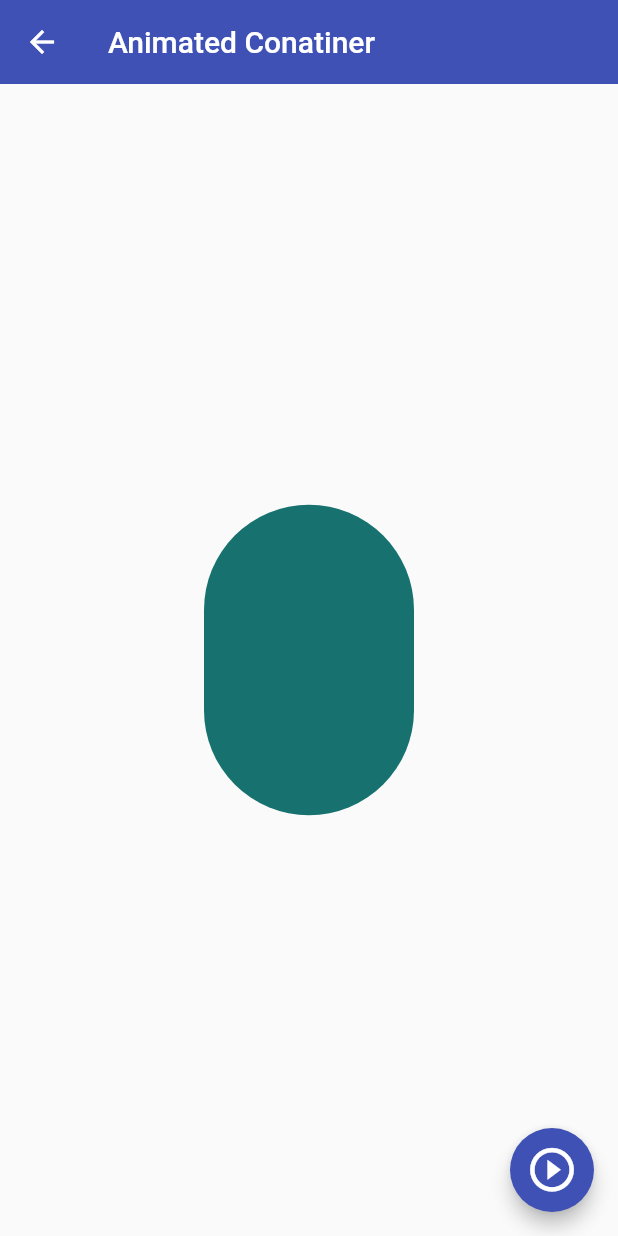
After one commit to JeancarlosCarvajal/componentes-de-flutter-basicos, a Flutter app: the AnimatedScreen screen opened by its route, after a tap on the "play circle outline" icon, on a phone screen of 412 x 824 dp. The commit adds this screen. Run offline on Flutter 3.47's test engine with Material 2 defaults, Android fonts, the phone set to English and light mode, and no system bars.

Commit message:
Animaciones con valores aleatorios haciendo click

```diff
--- a/lib/router/app_routes.dart
+++ b/lib/router/app_routes.dart
@@ -16,6 +16,7 @@ class AppRoutes{
     MenuOption(route: 'alert', name: 'Alertas - Alerts', screen: const AlertScreen(), icon: Icons.add_alert_outlined),
     MenuOption(route: 'card', name: 'Tarjetas - Cards', screen: const CardScreen(), icon: Icons.credit_card),
     MenuOption(route: 'avatar', name: 'Circle Avartar', screen: const AvatarScreen(), icon: Icons.supervised_user_circle_outlined),
+    MenuOption(route: 'animated', name: 'Animated Container', screen: const AnimatedScreen(), icon: Icons.play_circle_outline_rounded),
   ];
 
 
--- /dev/null
+++ b/lib/screens/animated_screen.dart
@@ -0,0 +1,53 @@
+import 'package:flutter/material.dart';
+import 'dart:math' show Random;
+
+// Lo transformamos en un statefulwidget
+class AnimatedScreen extends StatefulWidget {
+
+  const AnimatedScreen({Key? key}) : super(key: key);
+
+  @override
+  State<AnimatedScreen> createState() => _AnimatedScreenState();
+}
+
+class _AnimatedScreenState extends State<AnimatedScreen> {
+
+  double _width  = 50;
+  double _height = 50;
+  Color _color = Colors.indigo;
+  BorderRadiusGeometry _borderRadious = BorderRadius.circular(10);
+
+  void changeShape(){
+    // print('Hola');
+    final random = Random();
+    _width  = random.nextInt(150).toDouble() + 70;
+    _height = random.nextInt(150).toDouble() + 70;
+    _color = Color.fromRGBO(random.nextInt(255), random.nextInt(255), random.nextInt(255), random.nextInt(255).roundToDouble());
+    _borderRadious = BorderRadius.circular(random.nextInt(100).toDouble() + 10);
+    setState(() { });
+  }
+
+  @override
+  Widget build(BuildContext context) {
+    return Scaffold(
+      appBar: AppBar(
+        title:  const Text('Animated Conatiner'),
+      ),
+      body: Center(
+         child: Container(
+           width: _width,
+           height: _height,
+          //  color: Colors.red, // no se puede usar colors y boxdecoration al mismo tiempo
+           decoration: BoxDecoration(
+             color: _color,
+             borderRadius: _borderRadious
+           ),
+         ),
+      ),
+      floatingActionButton: FloatingActionButton(
+        onPressed: changeShape,
+        child: const Icon(Icons.play_circle_outline, size: 35),
+      ),
+    );
+  }
+}
--- a/lib/screens/screens.dart
+++ b/lib/screens/screens.dart
@@ -1,4 +1,7 @@
+
+
 export 'package:fl_components/screens/alert_screen.dart';
+export 'package:fl_components/screens/animated_screen.dart';
 export 'package:fl_components/screens/avatar_screen.dart';
 export 'package:fl_components/screens/card_screen.dart';
 export 'package:fl_components/screens/home_screen.dart';
```
